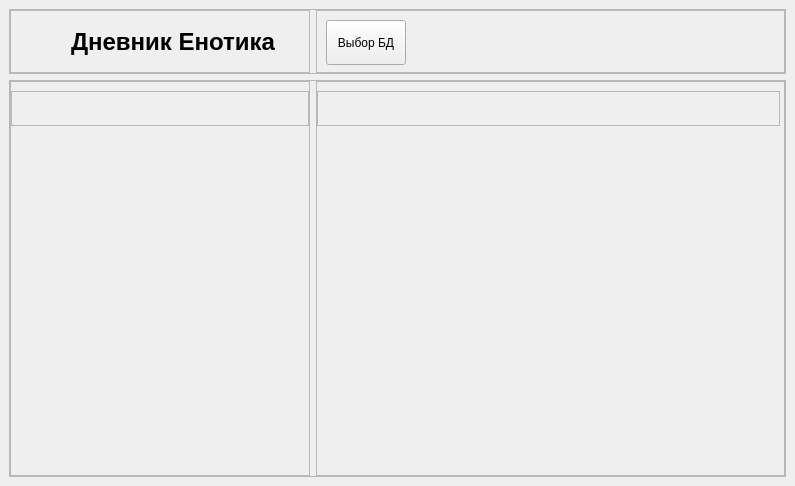
Before: the Qt Designer form main.ui in winchik65/enotik_diary, drawn with Qt 5.
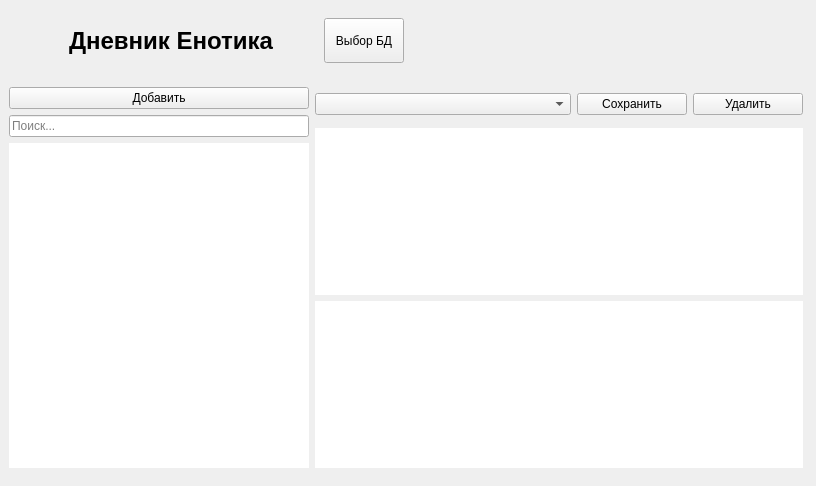
After: the same form once the commit is applied. Icons and pictures are not drawn.

Diff of the .ui file:
```diff
--- a/main.ui
+++ b/main.ui
@@ -6,13 +6,18 @@
    <rect>
     <x>0</x>
     <y>0</y>
-    <width>795</width>
+    <width>816</width>
     <height>486</height>
    </rect>
   </property>
   <property name="windowTitle">
    <string>MainWindow</string>
   </property>
+  <property name="styleSheet">
+   <string notr="true">QFrame{
+	border: 0px;
+}</string>
+  </property>
   <widget class="QWidget" name="centralwidget">
    <layout class="QVBoxLayout" name="verticalLayout">
     <item>
@@ -62,7 +67,7 @@
             <property name="maximumSize">
              <size>
               <width>45</width>
-              <height>16777215</height>
+              <height>45</height>
              </size>
             </property>
             <property name="text">
@@ -102,9 +107,12 @@
          <property name="frameShadow">
           <enum>QFrame::Raised</enum>
          </property>
+         <property name="lineWidth">
+          <number>1</number>
+         </property>
          <layout class="QHBoxLayout" name="horizontalLayout_4">
           <item alignment="Qt::AlignLeft">
-           <widget class="QPushButton" name="pushButton">
+           <widget class="QPushButton" name="selDB">
             <property name="minimumSize">
              <size>
               <width>0</width>
@@ -177,7 +185,7 @@
           <property name="rightMargin">
            <number>0</number>
           </property>
-          <item alignment="Qt::AlignTop">
+          <item>
            <widget class="QFrame" name="list_tools">
             <property name="minimumSize">
              <size>
@@ -191,8 +199,43 @@
             <property name="frameShadow">
              <enum>QFrame::Raised</enum>
             </property>
+            <layout class="QVBoxLayout" name="verticalLayout_4">
+             <property name="leftMargin">
+              <number>0</number>
+             </property>
+             <property name="topMargin">
+              <number>0</number>
+             </property>
+             <property name="rightMargin">
+              <number>0</number>
+             </property>
+             <property name="bottomMargin">
+              <number>0</number>
+             </property>
+             <item>
+              <widget class="QPushButton" name="pushButton">
+               <property name="text">
+                <string>Добавить</string>
+               </property>
+               <property name="icon">
+                <iconset resource="diary.qrc">
+                 <normaloff>:/images/img/add.png</normaloff>:/images/img/add.png</iconset>
+               </property>
+              </widget>
+             </item>
+             <item>
+              <widget class="QLineEdit" name="findWrite">
+               <property name="placeholderText">
+                <string>Поиск...</string>
+               </property>
+              </widget>
+             </item>
+            </layout>
            </widget>
           </item>
+          <item>
+           <widget class="QListView" name="writeList"/>
+          </item>
          </layout>
         </widget>
        </item>
@@ -228,8 +271,72 @@
             <property name="lineWidth">
              <number>-4</number>
             </property>
+            <layout class="QHBoxLayout" name="horizontalLayout_6">
+             <property name="leftMargin">
+              <number>0</number>
+             </property>
+             <property name="topMargin">
+              <number>0</number>
+             </property>
+             <property name="rightMargin">
+              <number>0</number>
+             </property>
+             <property name="bottomMargin">
+              <number>0</number>
+             </property>
+             <item>
+              <widget class="QComboBox" name="category">
+               <property name="minimumSize">
+                <size>
+                 <width>150</width>
+                 <height>0</height>
+                </size>
+               </property>
+              </widget>
+             </item>
+             <item>
+              <widget class="QPushButton" name="save_write">
+               <property name="maximumSize">
+                <size>
+                 <width>110</width>
+                 <height>16777215</height>
+                </size>
+               </property>
+               <property name="text">
+                <string>Сохранить</string>
+               </property>
+               <property name="icon">
+                <iconset resource="diary.qrc">
+                 <normaloff>:/images/img/save.png</normaloff>:/images/img/save.png</iconset>
+               </property>
+              </widget>
+             </item>
+             <item>
+              <widget class="QPushButton" name="delete_write">
+               <property name="maximumSize">
+                <size>
+                 <width>110</width>
+                 <height>16777215</height>
+                </size>
+               </property>
+               <property name="text">
+                <string>Удалить</string>
+               </property>
+               <property name="icon">
+                <iconset resource="diary.qrc">
+                 <normaloff>:/images/img/delete.png</normaloff>:/images/img/delete.png</iconset>
+               </property>
+              </widget>
+             </item>
+            </layout>
            </widget>
           </item>
+          <item>
+           <widget class="QTextEdit" name="text"/>
+          </item>
+          <item>
+           <widget class="QListWidget" name="imagesList"/>
+          </item>
          </layout>
         </widget>
        </item>
```
